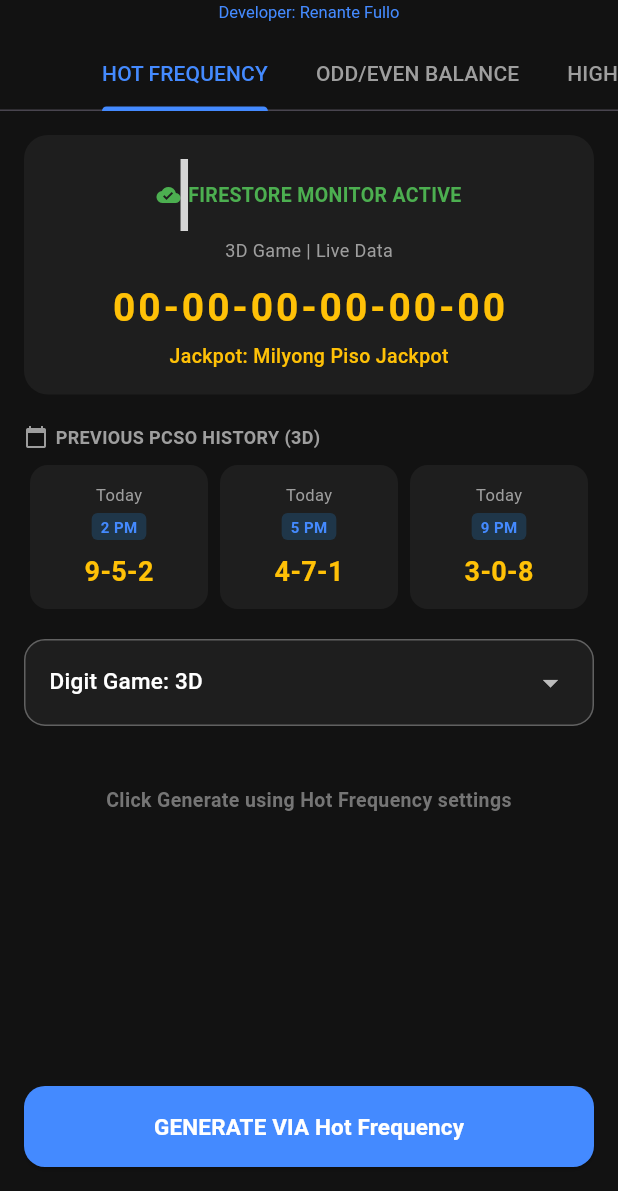
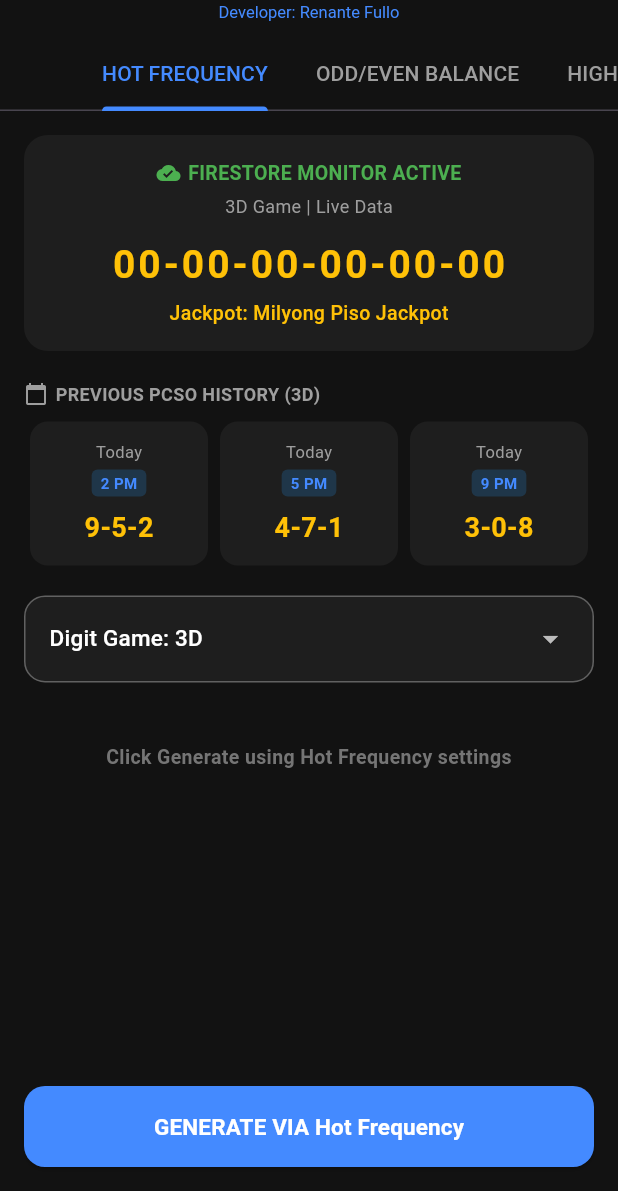
Before and after one commit to Saitama1978/lotto_picker, a Flutter app: the screen it shows after launch, on a phone screen of 412 x 824 dp, the part 45-1236 px from its top. Run offline on Flutter 3.47's test engine with Material 3 defaults, Android fonts, the light colour scheme and no system bars; our stand-ins replace cloud_firestore, firebase_core; accounts and stored records are empty; grey boxes are pictures that could not be loaded.

Commit message:
Update main.dart

```diff
--- a/lotto_picker/lib/main.dart
+++ b/lotto_picker/lib/main.dart
@@ -6,9 +6,7 @@ import 'dart:math';
 void main() async {
   WidgetsFlutterBinding.ensureInitialized();
   try {
-    // 💡 TAMA AT AUTOMATIC WAY:
-    // Hahayaan natin ang Flutter na basahin ang google-services.json mo!
-    // Tinanggal na natin ang mga pekeng AIzaSy keys para pumasok ang totoong account mo.
+    // Awtomatikong babasahin ang google-services.json mo
     await Firebase.initializeApp();
   } catch (e) {
     print("⚠️ Offline mode / Firebase Init Error: $e");
@@ -66,12 +64,10 @@ class _HomeScreenState extends State<HomeScreen> with SingleTickerProviderStateM
 
   // Live Listener galing sa Cloud Firestore
   void _listenToFirestore(String game) {
-    // 💡 PARA SAFE: Titingnan muna natin sa 'pcso_data' collection.
     FirebaseFirestore.instance.collection('pcso_data').doc(game).snapshots().listen((snapshot) {
       if (!mounted) return;
 
       if (!snapshot.exists) {
-        // 💡 KUNG WALA SA 'pcso_data', SUSUBUKAN NAMAN NIYA SA 'results' COLLECTION MO PARA SIGURADO!
         _checkBackupCollection(game);
         return;
       }
@@ -80,7 +76,7 @@ class _HomeScreenState extends State<HomeScreen> with SingleTickerProviderStateM
     });
   }
 
-  // Backup checker para kung saang folder man pumasok ang data mo, huli pa rin!
+  // Backup checker para sa 'results' collection mo
   void _checkBackupCollection(String game) {
     FirebaseFirestore.instance.collection('results').doc(game).snapshots().listen((snapshot) {
       if (!mounted || !snapshot.exists) {
@@ -198,7 +194,7 @@ class _HomeScreenState extends State<HomeScreen> with SingleTickerProviderStateM
                           mainAxisAlignment: MainAxisAlignment.center,
                           children: const [
                             Icon(Icons.cloud_done, color: Colors.green, size: 16),
-                            SAuthorizedSizedBox(width: 5),
+                            SizedBox(width: 5), // NAITAMA NA! Tinanggal na ang "SAuthorized" typo
                             Text('FIRESTORE MONITOR ACTIVE', style: TextStyle(color: Colors.green, fontWeight: FontWeight.bold, fontSize: 13)),
                           ],
                         ),
```
